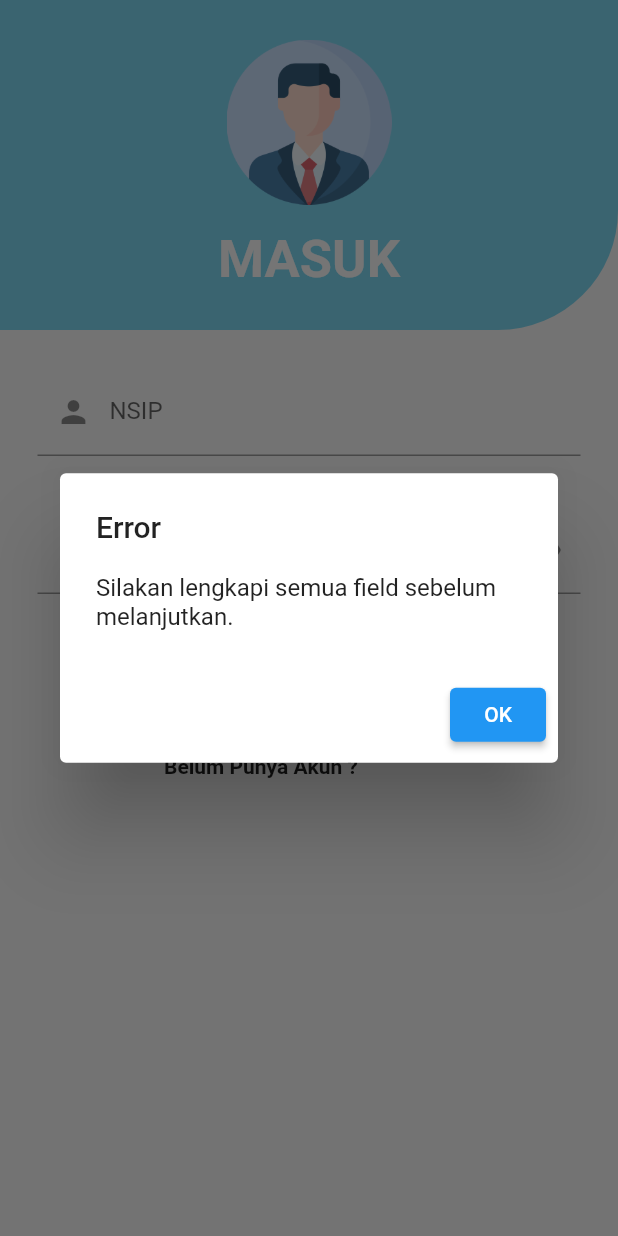
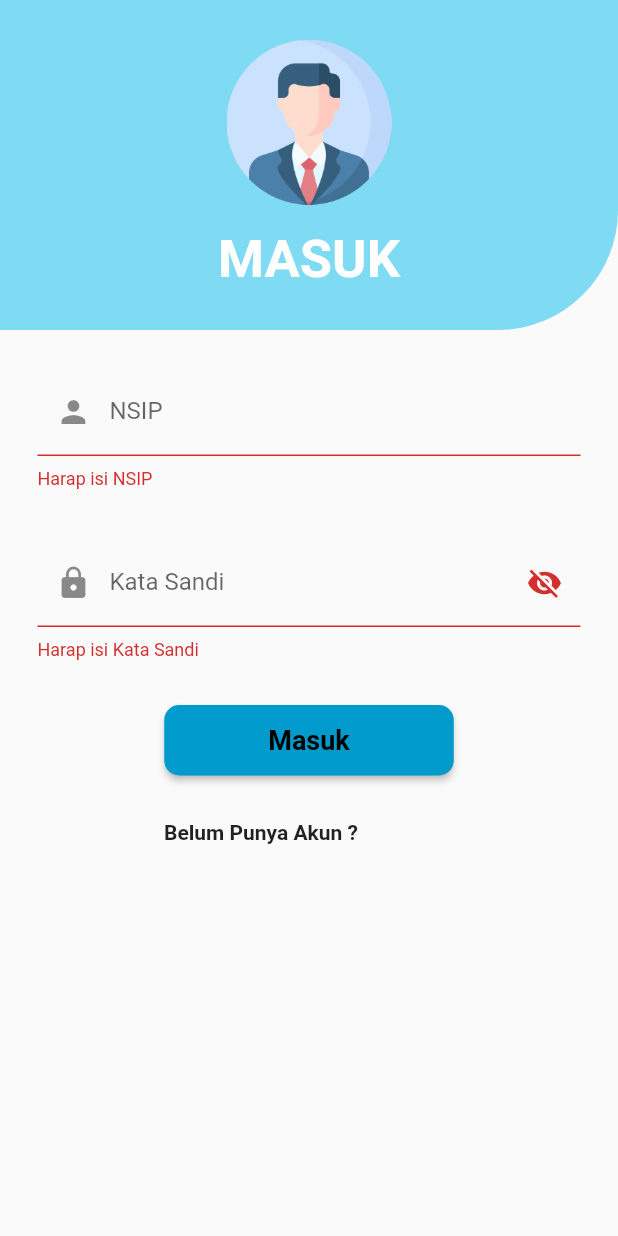
Before and after one commit to AsriAzhari123/Medical-Record-Dart, a Flutter app: the screen it shows after launch, after a tap on "Masuk", on a phone screen of 412 x 824 dp. Run offline on Flutter 3.47's test engine with Material 2 defaults, Android fonts, the light colour scheme and no system bars; our stand-ins replace cached_network_image, carousel_slider, flutter_svg.

Commit message:
Update Login.dart

```diff
--- a/lib/Layer/Login.dart
+++ b/lib/Layer/Login.dart
@@ -18,6 +18,8 @@ class _MyLoginState extends State<MyLogin> {
   bool check = false;
   TextEditingController nsipController = TextEditingController();
   TextEditingController passwordController = TextEditingController();
+  bool isNSIPEmpty = false;
+  bool isKataSandiEmpty = false;
 
   @override
   Widget build(BuildContext context) {
@@ -78,12 +80,18 @@ class _MyLoginState extends State<MyLogin> {
                               labelText: "NSIP",
                               prefixIcon: Icon(Icons.person),
                               counterText: "",
+                              errorText: isNSIPEmpty ? 'Harap isi NSIP' : null,
                             ),
                             maxLength: 9,
                             inputFormatters: <TextInputFormatter>[
                               FilteringTextInputFormatter.digitsOnly,
                             ],
                             keyboardType: TextInputType.number,
+                            onChanged: (value) {
+                              setState(() {
+                                isNSIPEmpty = value.isEmpty;
+                              });
+                            },
                           ),
                         ),
                       ),
@@ -111,7 +119,14 @@ class _MyLoginState extends State<MyLogin> {
                             check ? Icons.visibility : Icons.visibility_off,
                           ),
                         ),
+                        errorText:
+                            isKataSandiEmpty ? 'Harap isi Kata Sandi' : null,
                       ),
+                      onChanged: (value) {
+                        setState(() {
+                          isKataSandiEmpty = value.isEmpty;
+                        });
+                      },
                     ),
                   ),
                 ),
@@ -122,26 +137,11 @@ class _MyLoginState extends State<MyLogin> {
                     width: 193,
                     child: ElevatedButton(
                       onPressed: () {
-                        if (nsipController.text.isEmpty ||
-                            passwordController.text.isEmpty) {
-                          showDialog(
-                            context: context,
-                            builder: (context) => AlertDialog(
-                              title: Text('Error'),
-                              content: Text(
-                                'Silakan lengkapi semua field sebelum melanjutkan.',
-                              ),
-                              actions: <Widget>[
-                                ElevatedButton(
-                                  onPressed: () {
-                                    Navigator.of(context).pop();
-                                  },
-                                  child: Text('OK'),
-                                ),
-                              ],
-                            ),
-                          );
-                        }
+                        setState(() {
+                          isNSIPEmpty = nsipController.text.isEmpty;
+
+                          isKataSandiEmpty = passwordController.text.isEmpty;
+                        });
                         var data = (prov.datauser['user']
                                 as List<Map<String, String>>)
                             .any((user) => nsipController.text != user['NSIP']);
```
